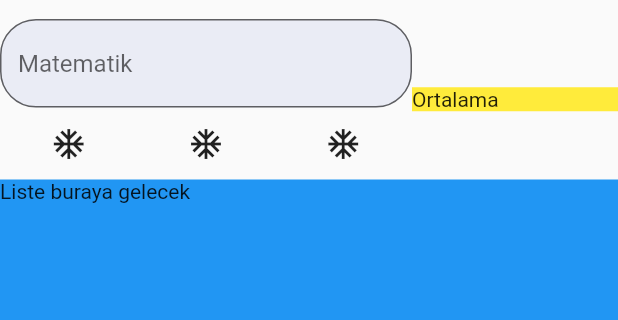
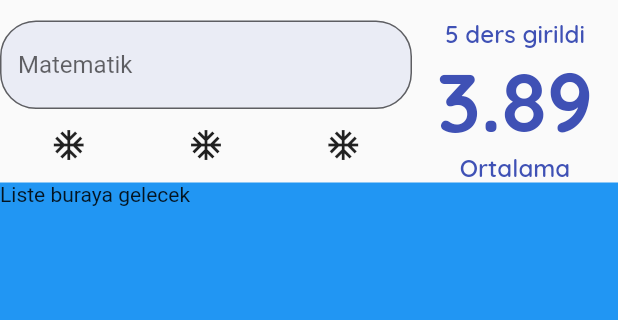
Before and after one commit to onalanrecep/dinamik_ortalama_hesapla, a Flutter app: the screen it shows after launch, on a phone screen of 412 x 824 dp, the part 65-385 px from its top. Run offline on Flutter 3.47's test engine with Material 2 defaults, Android fonts, the phone set to English and light mode, and no system bars; our stand-ins replace google_fonts.

Commit message:
Ortalama goster alani yapildi

```diff
--- a/lib/constants/app_constants.dart
+++ b/lib/constants/app_constants.dart
@@ -7,4 +7,8 @@ class Sabitler {
   static final TextStyle baslikStyle = GoogleFonts.quicksand(
       fontSize: 24, fontWeight: FontWeight.w900, color: anaRenk);
   static BorderRadius borderRadius = BorderRadius.circular(24);
+  static final TextStyle ortalamaGosterBodyStyle = GoogleFonts.quicksand(
+      fontSize: 16, fontWeight: FontWeight.w600, color: anaRenk);
+  static final TextStyle ortalamaStyle = GoogleFonts.quicksand(
+      fontSize: 55, fontWeight: FontWeight.w800, color: anaRenk);
 }
--- /dev/null
+++ b/lib/widgets/ortalama_goster.dart
@@ -0,0 +1,32 @@
+import 'package:dinamik_ortalama_hesapla/constants/app_constants.dart';
+import 'package:flutter/material.dart';
+
+class OrtalamaGoster extends StatelessWidget {
+  final double ortalama;
+  final int dersSayisi;
+
+  const OrtalamaGoster(
+      {super.key, required this.ortalama, required this.dersSayisi});
+
+  @override
+  Widget build(BuildContext context) {
+    return Column(
+      mainAxisAlignment: MainAxisAlignment.center,
+      crossAxisAlignment: CrossAxisAlignment.center,
+      children: [
+        Text(
+          dersSayisi > 0 ? '$dersSayisi ders girildi' : 'Ders Seciniz',
+          style: Sabitler.ortalamaGosterBodyStyle,
+        ),
+        Text(
+          ortalama >= 0 ? '${ortalama.toStringAsFixed(2)}' : '0.00',
+          style: Sabitler.ortalamaStyle,
+        ),
+        Text(
+          'Ortalama',
+          style: Sabitler.ortalamaGosterBodyStyle,
+        ),
+      ],
+    );
+  }
+}
--- a/lib/widgets/ortalama_hesapla_page.dart
+++ b/lib/widgets/ortalama_hesapla_page.dart
@@ -1,4 +1,5 @@
 import 'package:dinamik_ortalama_hesapla/constants/app_constants.dart';
+import 'package:dinamik_ortalama_hesapla/widgets/ortalama_goster.dart';
 import 'package:flutter/material.dart';
 
 class OrtalamaHesaplaPage extends StatefulWidget {
@@ -34,10 +35,7 @@ class _OrtalamaHesaplaAppPageState extends State<OrtalamaHesaplaPage> {
                 ),
                 Expanded(
                   flex: 1,
-                  child: Container(
-                    child: Text('Ortalama'),
-                    color: Colors.yellow,
-                  ),
+                  child: OrtalamaGoster(ortalama: 3.888, dersSayisi: 5),
                 )
               ],
             ),
```
